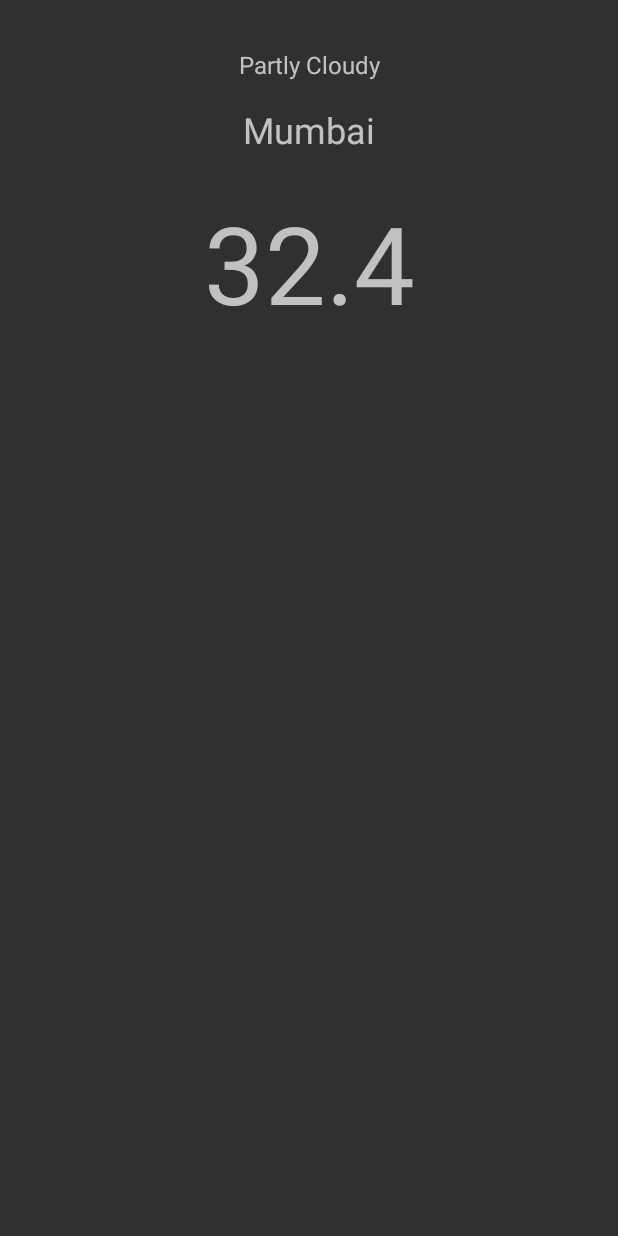
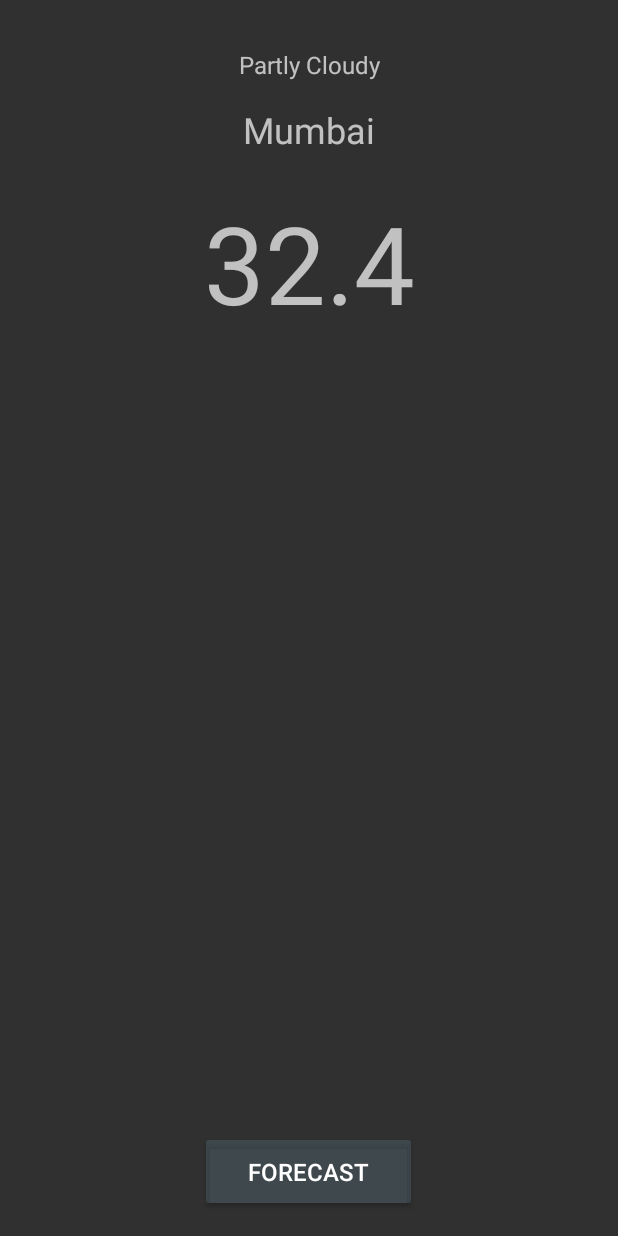
Before and after one commit to 0xKD/misc, an Android app: the layout current_weather.xml on its own in the app's theme, with its tools: preview values and no code run, on a phone screen of 412 x 824 dp. Run offline under Robolectric (Android 15) with nearby library versions, the phone set to English and light mode, and no system bars; network calls fail.

Commit message:
Add button, start another Activity

```diff
--- a/java/android/learn/Weather/app/src/main/AndroidManifest.xml
+++ b/java/android/learn/Weather/app/src/main/AndroidManifest.xml
@@ -17,5 +17,6 @@
                 <category android:name="android.intent.category.LAUNCHER" />
             </intent-filter>
         </activity>
+        <activity android:name=".ui.activities.ForecastActivity"/>
     </application>
 </manifest>
--- a/java/android/learn/Weather/app/src/main/res/layout/current_weather.xml
+++ b/java/android/learn/Weather/app/src/main/res/layout/current_weather.xml
@@ -46,4 +46,23 @@
             android:paddingTop="@dimen/text_padding"
             android:paddingBottom="@dimen/text_padding"/>
     </LinearLayout>
+    <LinearLayout
+        android:layout_gravity="bottom"
+        android:gravity="center"
+        android:layout_width="match_parent"
+        android:layout_height="wrap_content"
+        android:paddingBottom="16dp"
+        android:paddingTop="16sp">
+        <Button
+            tools:text="Forecast"
+            android:id="@+id/button_forecast"
+            android:text="@string/button_forecast"
+            android:layout_width="wrap_content"
+            android:layout_height="wrap_content"
+            android:textSize="@dimen/text_size_small"
+            android:paddingRight="@dimen/text_padding_large"
+            android:paddingLeft="@dimen/text_padding_large"
+            android:paddingTop="@dimen/text_padding"
+            android:paddingBottom="@dimen/text_padding"/>
+    </LinearLayout>
 </FrameLayout>
--- a/java/android/learn/Weather/app/src/main/res/values/colors.xml
+++ b/java/android/learn/Weather/app/src/main/res/values/colors.xml
@@ -3,4 +3,5 @@
     <color name="colorPrimary">#607D8B</color>
     <color name="colorPrimaryDark">#455A64</color>
     <color name="colorAccent">#FFAB40</color>
+    <color name="buttonNormal">#4D607D8B</color>
 </resources>
--- a/java/android/learn/Weather/app/src/main/res/values/strings.xml
+++ b/java/android/learn/Weather/app/src/main/res/values/strings.xml
@@ -1,4 +1,5 @@
 <resources>
     <string name="app_name">Weather</string>
     <string name="weather_background">Background Image</string>
+    <string name="button_forecast">Forecast</string>
 </resources>
--- a/java/android/learn/Weather/app/src/main/res/values/styles.xml
+++ b/java/android/learn/Weather/app/src/main/res/values/styles.xml
@@ -5,5 +5,6 @@
         <item name="colorPrimary">@color/colorPrimary</item>
         <item name="colorPrimaryDark">@color/colorPrimaryDark</item>
         <item name="colorAccent">@color/colorAccent</item>
+        <item name="colorButtonNormal">@color/buttonNormal</item>
     </style>
 </resources>
```
Also changed, not shown: java/android/learn/Weather/app/src/main/java/mixedquantum/blogspot/com/weather/ui/activities/ForecastActivity.java (added, +17 -0 lines), java/android/learn/Weather/app/src/main/java/mixedquantum/blogspot/com/weather/ui/fragments/CurrentWeatherFragment.java (+21 -2 lines).
